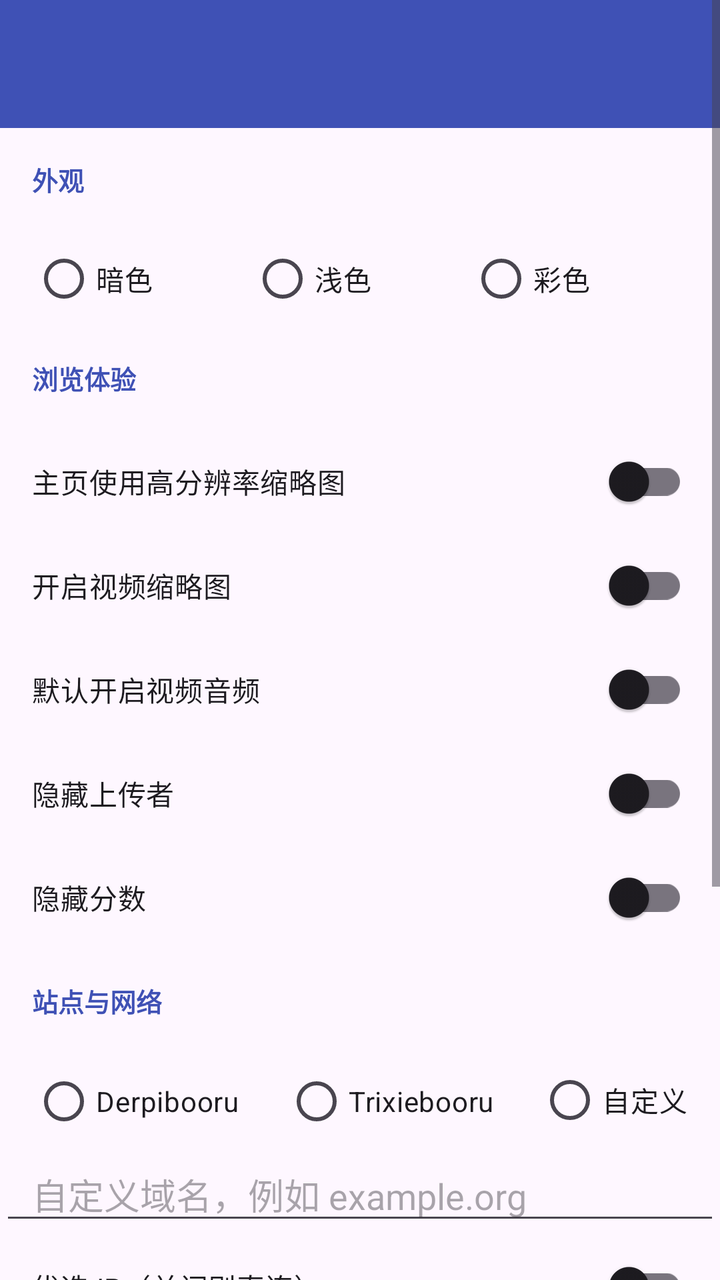
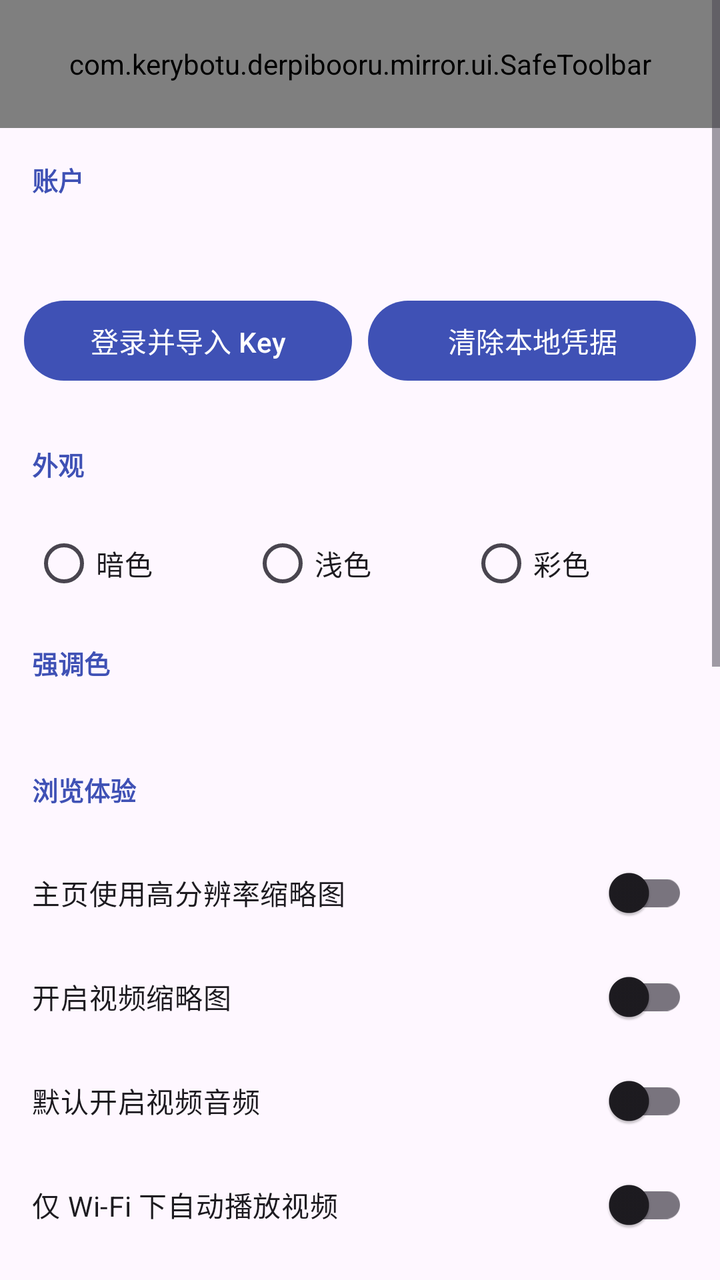

Two renders of the same Android screen: before a commit and after it. Below are the layout's source before the change and the commit's diff.
<!-- AndroidManifest.xml: application theme Theme.DerpiViewer -->
<!-- res/layout/activity_settings.xml -->
<?xml version="1.0" encoding="utf-8"?>
<ScrollView xmlns:android="http://schemas.android.com/apk/res/android"
    android:layout_width="match_parent" android:layout_height="match_parent"
    android:background="?attr/colorSurface">
    <LinearLayout android:layout_width="match_parent" android:layout_height="wrap_content" android:orientation="vertical">
        <androidx.appcompat.widget.Toolbar
            android:id="@+id/settings_toolbar" android:layout_width="match_parent"
            android:layout_height="?attr/actionBarSize" android:background="?attr/colorPrimary"
            android:title="设置" android:titleTextColor="@android:color/white"
            android:navigationIcon="@drawable/ic_arrow_back" />
        <TextView android:layout_width="match_parent" android:layout_height="wrap_content" android:text="外观" android:textStyle="bold" android:textSize="13sp" android:padding="16dp" android:textColor="?attr/colorPrimary" />
        <RadioGroup android:id="@+id/palette_group" android:layout_width="match_parent" android:layout_height="wrap_content" android:orientation="horizontal" android:paddingHorizontal="16dp">
            <RadioButton android:id="@+id/palette_dark" android:layout_width="0dp" android:layout_height="wrap_content" android:layout_weight="1" android:text="暗色" />
            <RadioButton android:id="@+id/palette_light" android:layout_width="0dp" android:layout_height="wrap_content" android:layout_weight="1" android:text="浅色" />
            <RadioButton android:id="@+id/palette_colorful" android:layout_width="0dp" android:layout_height="wrap_content" android:layout_weight="1" android:text="彩色" />
        </RadioGroup>
        <TextView android:layout_width="match_parent" android:layout_height="wrap_content" android:text="浏览体验" android:textStyle="bold" android:textSize="13sp" android:padding="16dp" android:textColor="?attr/colorPrimary" />
        <com.google.android.material.switchmaterial.SwitchMaterial android:id="@+id/switch_high_res" android:layout_width="match_parent" android:layout_height="wrap_content" android:text="主页使用高分辨率缩略图" android:paddingHorizontal="16dp" android:minHeight="52dp" />
        <com.google.android.material.switchmaterial.SwitchMaterial android:id="@+id/switch_video_thumb" android:layout_width="match_parent" android:layout_height="wrap_content" android:text="开启视频缩略图" android:paddingHorizontal="16dp" android:minHeight="52dp" />
        <com.google.android.material.switchmaterial.SwitchMaterial android:id="@+id/switch_video_audio" android:layout_width="match_parent" android:layout_height="wrap_content" android:text="默认开启视频音频" android:paddingHorizontal="16dp" android:minHeight="52dp" />
        <com.google.android.material.switchmaterial.SwitchMaterial android:id="@+id/switch_hide_uploader" android:layout_width="match_parent" android:layout_height="wrap_content" android:text="隐藏上传者" android:paddingHorizontal="16dp" android:minHeight="52dp" />
        <com.google.android.material.switchmaterial.SwitchMaterial android:id="@+id/switch_hide_score" android:layout_width="match_parent" android:layout_height="wrap_content" android:text="隐藏分数" android:paddingHorizontal="16dp" android:minHeight="52dp" />
        <TextView android:layout_width="match_parent" android:layout_height="wrap_content" android:text="站点与网络" android:textStyle="bold" android:textSize="13sp" android:padding="16dp" android:textColor="?attr/colorPrimary" />
        <RadioGroup android:id="@+id/site_group" android:layout_width="match_parent" android:layout_height="wrap_content" android:orientation="horizontal" android:paddingHorizontal="16dp">
            <RadioButton android:id="@+id/site_derpi" android:layout_width="0dp" android:layout_height="wrap_content" android:layout_weight="1" android:text="Derpibooru" />
            <RadioButton android:id="@+id/site_trixie" android:layout_width="0dp" android:layout_height="wrap_content" android:layout_weight="1" android:text="Trixiebooru" />
            <RadioButton android:id="@+id/site_custom" android:layout_width="wrap_content" android:layout_height="wrap_content" android:text="自定义" />
        </RadioGroup>
        <EditText android:id="@+id/custom_domain" android:layout_width="match_parent" android:layout_height="wrap_content" android:hint="自定义域名，例如 example.org" android:inputType="textUri" android:paddingHorizontal="16dp" />
        <com.google.android.material.switchmaterial.SwitchMaterial android:id="@+id/switch_ip" android:layout_width="match_parent" android:layout_height="wrap_content" android:text="优选 IP（关闭则直连）" android:paddingHorizontal="16dp" android:minHeight="52dp" />
        <EditText android:id="@+id/manual_ip" android:layout_width="match_parent" android:layout_height="wrap_content" android:hint="手动优选节点 IP（留空为自动）" android:inputType="numberDecimal" android:paddingHorizontal="16dp" />
        <LinearLayout android:layout_width="match_parent" android:layout_height="wrap_content" android:orientation="horizontal" android:padding="12dp">
            <Button android:id="@+id/save_network" android:layout_width="0dp" android:layout_height="wrap_content" android:layout_weight="1" android:text="保存网络设置" />
            <Button android:id="@+id/optimize_ip" android:layout_width="0dp" android:layout_height="wrap_content" android:layout_weight="1" android:layout_marginStart="8dp" android:text="重新优选 IP" />
        </LinearLayout>
        <Button android:id="@+id/restore_auto_ip" android:layout_width="match_parent" android:layout_height="wrap_content" android:layout_marginHorizontal="12dp" android:text="恢复自动优选" />
        <TextView android:id="@+id/network_status" android:layout_width="match_parent" android:layout_height="wrap_content" android:paddingHorizontal="16dp" android:textColor="?attr/colorOnSurfaceVariant" />
        <Button android:id="@+id/clear_cache" android:layout_width="match_parent" android:layout_height="wrap_content" android:layout_margin="12dp" android:text="清除缓存" />
    </LinearLayout>
</ScrollView>
<!-- resources referenced by this layout -->
<resources>
  <!-- drawable ic_arrow_back (drawable) -->
  <vector xmlns:android="http://schemas.android.com/apk/res/android" android:autoMirrored="true" android:height="24dp" android:tint="#000000" android:viewportHeight="24" android:viewportWidth="24" android:width="24dp">
        
      <path android:fillColor="@android:color/white" android:pathData="M20,11H7.83l5.59,-5.59L12,4l-8,8 8,8 1.41,-1.41L7.83,13H20v-2z"/>
      
  </vector>
  <style name="Theme.DerpiViewer" parent="Theme.Material3.DayNight.NoActionBar">
          
          <item name="colorPrimary">@color/colorPrimary</item>
          <item name="colorPrimaryDark">@color/colorPrimaryDark</item>
          <item name="colorAccent">@color/colorAccent</item>
          
          <item name="android:statusBarColor">@color/colorPrimaryDark</item>
      </style>
  <color name="colorPrimary">#3F51B5</color>
  <color name="colorPrimaryDark">#303F9F</color>
  <color name="colorAccent">#FF4081</color>
</resources>

<!-- the commit's change to res/layout/activity_settings.xml (unified diff, before → after) -->
@@ -3,21 +3,28 @@
     android:layout_width="match_parent" android:layout_height="match_parent"
     android:background="?attr/colorSurface">
     <LinearLayout android:layout_width="match_parent" android:layout_height="wrap_content" android:orientation="vertical">
-        <androidx.appcompat.widget.Toolbar
-            android:id="@+id/settings_toolbar" android:layout_width="match_parent"
-            android:layout_height="?attr/actionBarSize" android:background="?attr/colorPrimary"
-            android:title="设置" android:titleTextColor="@android:color/white"
-            android:navigationIcon="@drawable/ic_arrow_back" />
+        <include android:id="@+id/settings_toolbar" layout="@layout/include_safe_toolbar" />
+        <TextView android:layout_width="match_parent" android:layout_height="wrap_content" android:text="账户" android:textStyle="bold" android:textSize="13sp" android:padding="16dp" android:textColor="?attr/colorPrimary" />
+        <TextView android:id="@+id/account_status" android:layout_width="match_parent" android:layout_height="wrap_content" android:paddingHorizontal="16dp" android:textColor="?attr/colorOnSurfaceVariant" />
+        <LinearLayout android:layout_width="match_parent" android:layout_height="wrap_content" android:orientation="horizontal" android:padding="12dp">
+            <Button android:id="@+id/account_login" android:layout_width="0dp" android:layout_height="wrap_content" android:layout_weight="1" android:text="登录并导入 Key" />
+            <Button android:id="@+id/account_logout" android:layout_width="0dp" android:layout_height="wrap_content" android:layout_weight="1" android:layout_marginStart="8dp" android:text="清除本地凭据" />
+        </LinearLayout>
         <TextView android:layout_width="match_parent" android:layout_height="wrap_content" android:text="外观" android:textStyle="bold" android:textSize="13sp" android:padding="16dp" android:textColor="?attr/colorPrimary" />
         <RadioGroup android:id="@+id/palette_group" android:layout_width="match_parent" android:layout_height="wrap_content" android:orientation="horizontal" android:paddingHorizontal="16dp">
             <RadioButton android:id="@+id/palette_dark" android:layout_width="0dp" android:layout_height="wrap_content" android:layout_weight="1" android:text="暗色" />
             <RadioButton android:id="@+id/palette_light" android:layout_width="0dp" android:layout_height="wrap_content" android:layout_weight="1" android:text="浅色" />
             <RadioButton android:id="@+id/palette_colorful" android:layout_width="0dp" android:layout_height="wrap_content" android:layout_weight="1" android:text="彩色" />
         </RadioGroup>
+        <TextView android:layout_width="match_parent" android:layout_height="wrap_content" android:text="强调色" android:textStyle="bold" android:textSize="13sp" android:padding="16dp" android:textColor="?attr/colorPrimary" />
+        <HorizontalScrollView android:layout_width="match_parent" android:layout_height="wrap_content" android:scrollbars="none">
+            <LinearLayout android:id="@+id/accent_swatches" android:layout_width="wrap_content" android:layout_height="wrap_content" android:orientation="horizontal" android:paddingHorizontal="12dp" android:paddingBottom="12dp" />
+        </HorizontalScrollView>
         <TextView android:layout_width="match_parent" android:layout_height="wrap_content" android:text="浏览体验" android:textStyle="bold" android:textSize="13sp" android:padding="16dp" android:textColor="?attr/colorPrimary" />
         <com.google.android.material.switchmaterial.SwitchMaterial android:id="@+id/switch_high_res" android:layout_width="match_parent" android:layout_height="wrap_content" android:text="主页使用高分辨率缩略图" android:paddingHorizontal="16dp" android:minHeight="52dp" />
         <com.google.android.material.switchmaterial.SwitchMaterial android:id="@+id/switch_video_thumb" android:layout_width="match_parent" android:layout_height="wrap_content" android:text="开启视频缩略图" android:paddingHorizontal="16dp" android:minHeight="52dp" />
         <com.google.android.material.switchmaterial.SwitchMaterial android:id="@+id/switch_video_audio" android:layout_width="match_parent" android:layout_height="wrap_content" android:text="默认开启视频音频" android:paddingHorizontal="16dp" android:minHeight="52dp" />
+        <com.google.android.material.switchmaterial.SwitchMaterial android:id="@+id/switch_video_wifi_only" android:layout_width="match_parent" android:layout_height="wrap_content" android:text="仅 Wi-Fi 下自动播放视频" android:paddingHorizontal="16dp" android:minHeight="52dp" />
         <com.google.android.material.switchmaterial.SwitchMaterial android:id="@+id/switch_hide_uploader" android:layout_width="match_parent" android:layout_height="wrap_content" android:text="隐藏上传者" android:paddingHorizontal="16dp" android:minHeight="52dp" />
         <com.google.android.material.switchmaterial.SwitchMaterial android:id="@+id/switch_hide_score" android:layout_width="match_parent" android:layout_height="wrap_content" android:text="隐藏分数" android:paddingHorizontal="16dp" android:minHeight="52dp" />
         <TextView android:layout_width="match_parent" android:layout_height="wrap_content" android:text="站点与网络" android:textStyle="bold" android:textSize="13sp" android:padding="16dp" android:textColor="?attr/colorPrimary" />
@@ -28,13 +35,23 @@
         </RadioGroup>
         <EditText android:id="@+id/custom_domain" android:layout_width="match_parent" android:layout_height="wrap_content" android:hint="自定义域名，例如 example.org" android:inputType="textUri" android:paddingHorizontal="16dp" />
         <com.google.android.material.switchmaterial.SwitchMaterial android:id="@+id/switch_ip" android:layout_width="match_parent" android:layout_height="wrap_content" android:text="优选 IP（关闭则直连）" android:paddingHorizontal="16dp" android:minHeight="52dp" />
-        <EditText android:id="@+id/manual_ip" android:layout_width="match_parent" android:layout_height="wrap_content" android:hint="手动优选节点 IP（留空为自动）" android:inputType="numberDecimal" android:paddingHorizontal="16dp" />
+        <EditText android:id="@+id/manual_ip" android:layout_width="match_parent" android:layout_height="wrap_content" android:hint="手动优选节点 IP（支持 IPv4 / IPv6，留空为自动）" android:inputType="textNoSuggestions" android:singleLine="true" android:paddingHorizontal="16dp" />
         <LinearLayout android:layout_width="match_parent" android:layout_height="wrap_content" android:orientation="horizontal" android:padding="12dp">
             <Button android:id="@+id/save_network" android:layout_width="0dp" android:layout_height="wrap_content" android:layout_weight="1" android:text="保存网络设置" />
             <Button android:id="@+id/optimize_ip" android:layout_width="0dp" android:layout_height="wrap_content" android:layout_weight="1" android:layout_marginStart="8dp" android:text="重新优选 IP" />
         </LinearLayout>
+        <Button android:id="@+id/deep_optimize_ip" android:layout_width="match_parent" android:layout_height="wrap_content" android:layout_marginHorizontal="12dp" android:text="深度 IP 优选" />
         <Button android:id="@+id/restore_auto_ip" android:layout_width="match_parent" android:layout_height="wrap_content" android:layout_marginHorizontal="12dp" android:text="恢复自动优选" />
         <TextView android:id="@+id/network_status" android:layout_width="match_parent" android:layout_height="wrap_content" android:paddingHorizontal="16dp" android:textColor="?attr/colorOnSurfaceVariant" />
         <Button android:id="@+id/clear_cache" android:layout_width="match_parent" android:layout_height="wrap_content" android:layout_margin="12dp" android:text="清除缓存" />
     </LinearLayout>
 </ScrollView>
+<!-- res/layout/include_safe_toolbar.xml (included above) -->
+<?xml version="1.0" encoding="utf-8"?>
+<com.kerybotu.derpibooru.mirror.ui.SafeToolbar xmlns:android="http://schemas.android.com/apk/res/android"
+    android:id="@+id/app_toolbar"
+    android:layout_width="match_parent"
+    android:layout_height="?attr/actionBarSize"
+    android:background="?attr/colorPrimary"
+    android:theme="?attr/actionBarTheme"
+    android:titleTextColor="@android:color/white" />
<!-- resource entries referenced after the edit -->
@@ -1,11 +1,5 @@
 <!-- resources referenced by this layout -->
 <resources>
-  <!-- drawable ic_arrow_back (drawable) -->
-  <vector xmlns:android="http://schemas.android.com/apk/res/android" android:autoMirrored="true" android:height="24dp" android:tint="#000000" android:viewportHeight="24" android:viewportWidth="24" android:width="24dp">
-        
-      <path android:fillColor="@android:color/white" android:pathData="M20,11H7.83l5.59,-5.59L12,4l-8,8 8,8 1.41,-1.41L7.83,13H20v-2z"/>
-      
-  </vector>
   <style name="Theme.DerpiViewer" parent="Theme.Material3.DayNight.NoActionBar">
           
           <item name="colorPrimary">@color/colorPrimary</item>
